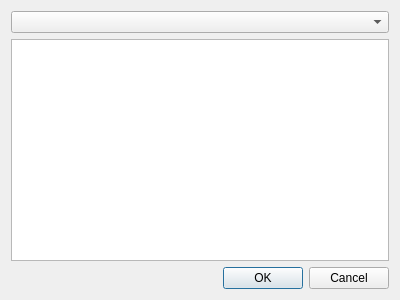
Before: the Qt Designer form designer/teamNotesDialog.ui in ncssar/radiolog, drawn with Qt 5.
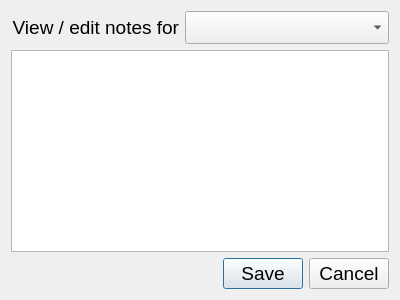
After: the same form once the commit is applied.

The edit to the form file:
```diff
--- a/designer/teamNotesDialog.ui
+++ b/designer/teamNotesDialog.ui
@@ -15,18 +15,64 @@
   </property>
   <layout class="QVBoxLayout" name="verticalLayout">
    <item>
-    <widget class="QComboBox" name="teamField"/>
+    <layout class="QHBoxLayout" name="horizontalLayout">
+     <item>
+      <widget class="QLabel" name="teamLabel">
+       <property name="sizePolicy">
+        <sizepolicy hsizetype="Maximum" vsizetype="Preferred">
+         <horstretch>0</horstretch>
+         <verstretch>0</verstretch>
+        </sizepolicy>
+       </property>
+       <property name="font">
+        <font>
+         <family>Segoe UI</family>
+         <pointsize>14</pointsize>
+        </font>
+       </property>
+       <property name="text">
+        <string>View / edit notes for</string>
+       </property>
+       <property name="alignment">
+        <set>Qt::AlignRight|Qt::AlignTrailing|Qt::AlignVCenter</set>
+       </property>
+      </widget>
+     </item>
+     <item>
+      <widget class="QComboBox" name="teamField">
+       <property name="font">
+        <font>
+         <family>Segoe UI</family>
+         <pointsize>16</pointsize>
+        </font>
+       </property>
+      </widget>
+     </item>
+    </layout>
    </item>
    <item>
-    <widget class="QPlainTextEdit" name="notesField"/>
+    <widget class="QPlainTextEdit" name="notesField">
+     <property name="font">
+      <font>
+       <family>Segoe UI</family>
+       <pointsize>14</pointsize>
+      </font>
+     </property>
+    </widget>
    </item>
    <item>
     <widget class="QDialogButtonBox" name="buttonBox">
+     <property name="font">
+      <font>
+       <family>Segoe UI</family>
+       <pointsize>14</pointsize>
+      </font>
+     </property>
      <property name="orientation">
       <enum>Qt::Horizontal</enum>
      </property>
      <property name="standardButtons">
-      <set>QDialogButtonBox::Cancel|QDialogButtonBox::Ok</set>
+      <set>QDialogButtonBox::Cancel|QDialogButtonBox::Save</set>
      </property>
     </widget>
    </item>
```
Left out of the diff: 2 changed lines with no effect on the pictures.
